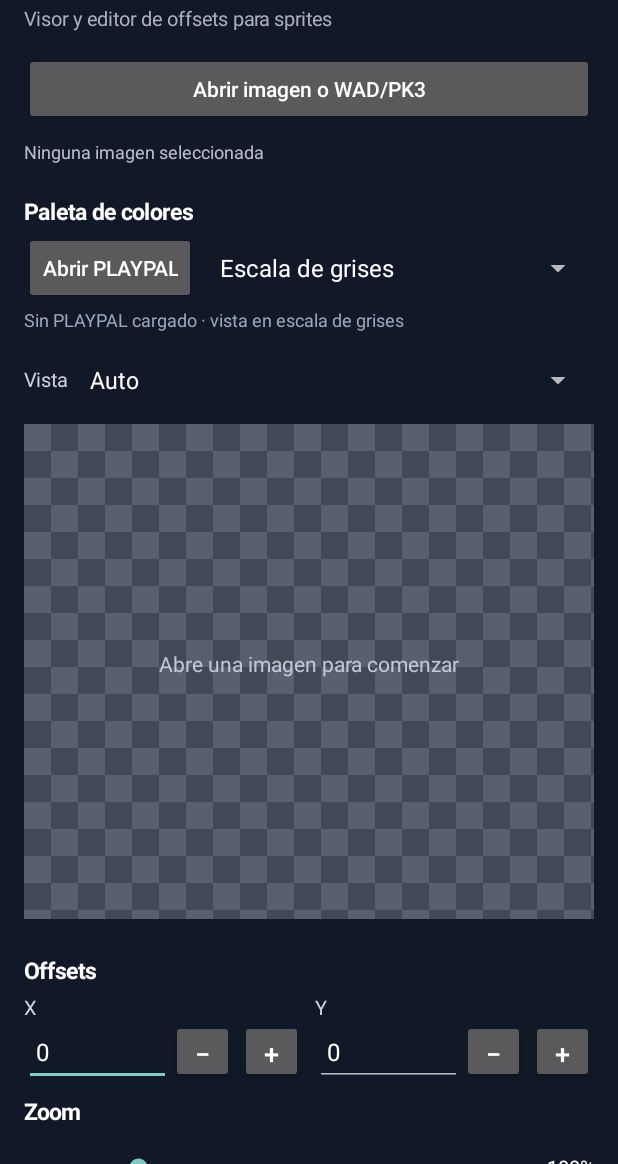
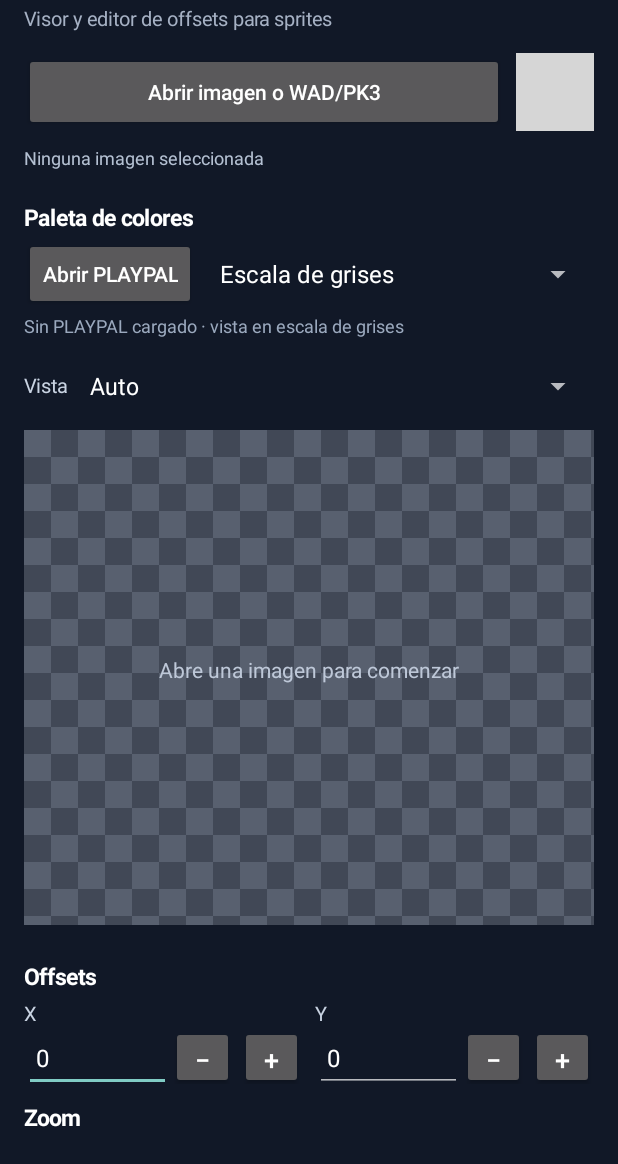
Before and after one commit to zjavax26-debug/Sprite-Offset, an Android app: the screen it shows after launch (MainActivity), on a phone screen of 412 x 824 dp, the part 72-1236 px from its top. Run offline under Robolectric (Android 15) with nearby library versions, the phone set to English and light mode, and no system bars; grey boxes are pictures that could not be loaded.

Commit message:
ui: add archive sprite-list button beside open action

```diff
--- a/app/src/main/kotlin/com/spriteoffset/MainActivity.kt
+++ b/app/src/main/kotlin/com/spriteoffset/MainActivity.kt
@@ -39,6 +39,7 @@ class MainActivity : Activity() {
     private var pendingPatchBytes: ByteArray? = null
     private var pendingPngBitmap: Bitmap? = null
     private lateinit var savePatchButton: Button
+    private lateinit var archiveSpritesButton: ImageButton
     private lateinit var paletteSpinner: Spinner
     private lateinit var paletteInfo: TextView
     private var playpalPalettes: List<IntArray> = emptyList()
@@ -94,9 +95,36 @@ class MainActivity : Activity() {
             setPadding(0, dp(3), 0, dp(14))
         })
 
+        val openRow = LinearLayout(this).apply {
+            orientation = LinearLayout.HORIZONTAL
+            gravity = Gravity.CENTER_VERTICAL
+        }
         val openButton = makeButton("Abrir imagen o WAD/PK3")
-        content.addView(openButton, matchWrap())
+        openRow.addView(openButton, LinearLayout.LayoutParams(
+            0, dp(52), 1f
+        ))
         openButton.setOnClickListener { openImagePicker() }
+
+        archiveSpritesButton = ImageButton(this).apply {
+            contentDescription = "Mostrar sprites reconocidos del WAD o PK3"
+            setImageResource(R.drawable.ic_archive_sprites)
+            scaleType = ImageView.ScaleType.CENTER
+            background = openButton.background.constantState?.newDrawable()?.mutate()
+                ?: openButton.background
+            imageTintList = android.content.res.ColorStateList(
+                arrayOf(
+                    intArrayOf(android.R.attr.state_enabled),
+                    intArrayOf()
+                ),
+                intArrayOf(Color.WHITE, Color.rgb(125, 130, 140))
+            )
+            isEnabled = false
+        }
+        openRow.addView(archiveSpritesButton, LinearLayout.LayoutParams(
+            dp(52), dp(52)
+        ).apply { marginStart = dp(8) })
+        archiveSpritesButton.setOnClickListener { showArchiveSpritesDialog() }
+        content.addView(openRow, matchWrap())
 
         imageInfo = TextView(this).apply {
             text = "Ninguna imagen seleccionada"
@@ -376,17 +404,31 @@ class MainActivity : Activity() {
             updatePaletteInfo()
         }
 
+        updateArchiveSpritesButtonState()
+
         if (contents.sprites.isEmpty()) {
             imageInfo.text = "$archiveName · ${contents.formatName} · no se encontraron sprites gráficos"
             Toast.makeText(
                 this,
-                "No se encontraron sprites en el archivo",
+                "No se encontraron sprites reconocidos en el archivo",
                 Toast.LENGTH_LONG
             ).show()
             return
         }
 
-        val labels = contents.sprites.map { entry ->
+        imageInfo.text = "$archiveName · ${contents.formatName} · ${contents.sprites.size} sprites reconocidos. Usa el botón de lista para verlos."
+    }
+
+    private fun updateArchiveSpritesButtonState() {
+        if (!::archiveSpritesButton.isInitialized) return
+        archiveSpritesButton.isEnabled =
+            currentArchiveBytes != null && currentArchiveEntries.isNotEmpty()
+    }
+
+    private fun showArchiveSpritesDialog() {
+        if (currentArchiveBytes == null || currentArchiveEntries.isEmpty()) return
+
+        val labels = currentArchiveEntries.map { entry ->
             val sizeLabel = if (entry.bytes.size >= 1024) {
                 String.format(
                     java.util.Locale.ROOT,
@@ -400,7 +442,7 @@ class MainActivity : Activity() {
         }.toTypedArray()
 
         AlertDialog.Builder(this)
-            .setTitle("Sprites de $archiveName")
+            .setTitle("Sprites de $currentArchiveName")
             .setItems(labels) { _, which ->
                 val entry = currentArchiveEntries.getOrNull(which) ?: return@setItems
                 openResourceBytes(entry.bytes, entry.name, entry.entryIndex)
@@ -562,6 +604,7 @@ class MainActivity : Activity() {
         currentArchiveEntryIndex = -1
         currentResourceOriginalBytes = null
         updateSaveButtonState()
+        updateArchiveSpritesButtonState()
     }
 
     private fun updateSaveButtonState() {
```
